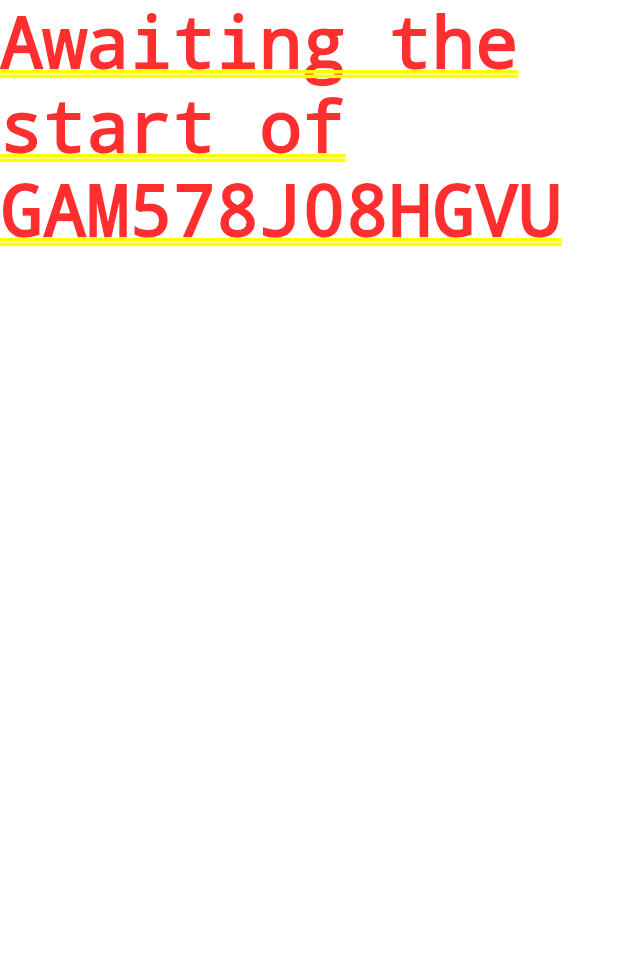
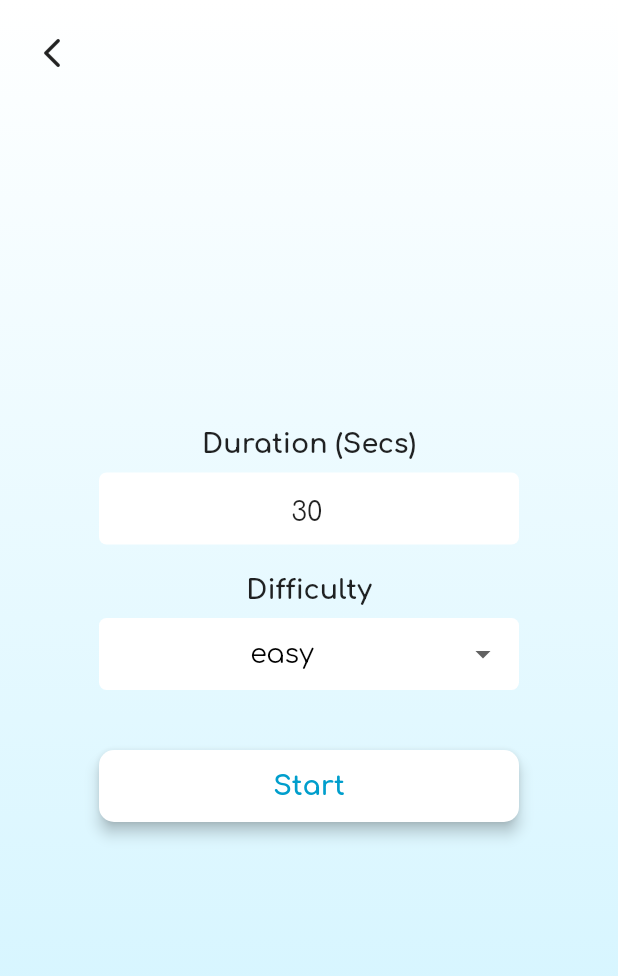
Before and after one commit to IyiKuyoro/MathFast, a Flutter app: the screen it shows after launch, after a tap on "Play", on a phone screen of 412 x 824 dp. Shown: the top 976 px of the screen. Run offline on Flutter 3.47's test engine with Material 2 defaults, Android fonts, the phone set to English and light mode, and no system bars; drawn by our look-alikes of flutter_form_builder; our stand-ins replace bloc, flutter_bloc.

Commit message:
finish game setting page

```diff
--- /dev/null
+++ b/lib/data/settings/model.dart
@@ -0,0 +1,5 @@
+enum GameDifficulty {
+  easy,
+  medium,
+  hard,
+}
--- a/lib/router/game_router.dart
+++ b/lib/router/game_router.dart
@@ -1,10 +1,7 @@
 import 'package:flutter/material.dart';
-import 'package:math_fast/ui/components/page_container.dart';
-import 'package:math_fast/ui/pages/game_page.dart';
+import 'package:math_fast/ui/pages/game_start_page.dart';
 
-MaterialPageRoute gameRouter(List uriPathSegments) {
-  return MaterialPageRoute(
-    builder: (BuildContext context) {
+Widget gameRouter(List uriPathSegments) {
   if (uriPathSegments.length == 2) {
     String gameCode = uriPathSegments.first;
     String page = uriPathSegments.last;
@@ -12,12 +9,9 @@ MaterialPageRoute gameRouter(List uriPathSegments) {
     switch (page) {
       case 'new':
         return GameStartPage(gameCode: gameCode);
-            break;
       default:
     }
   }
 
-      return PageContainer(child: Text('Unknown'));
-    },
-  );
+  return null;
 }
--- a/lib/router/route.dart
+++ b/lib/router/route.dart
@@ -1,11 +1,11 @@
 import 'package:flutter/material.dart';
 import 'package:math_fast/router/game_router.dart';
-import 'package:math_fast/ui/components/page_container.dart';
 import 'package:math_fast/ui/pages/home_page.dart';
 
 Route<dynamic> onGeneratedRoute(RouteSettings routeSettings) {
   Uri uri = Uri.parse(routeSettings.name);
   List uriPathSegments = uri.pathSegments;
+  Widget page;
 
   if (uri.pathSegments.length >= 1) {
     var segment = uriPathSegments.first;
@@ -13,13 +13,16 @@ Route<dynamic> onGeneratedRoute(RouteSettings routeSettings) {
 
     switch (segment) {
       case 'games':
-        return gameRouter(childSegments);
+        page = gameRouter(childSegments);
         break;
       default:
     }
   }
 
+  if (page == null) {
+    page =  HomePage();
+  }
   return MaterialPageRoute(
-    builder: (context) => PageContainer(child: HomePage()),
+    builder: (context) => page,
   );
 }
--- a/lib/ui/components/actions/button.dart
+++ b/lib/ui/components/actions/button.dart
@@ -4,27 +4,39 @@ import 'package:math_fast/utils/helper_functions.dart';
 class Button extends StatelessWidget {
   final String text;
   final Function onPressed;
+  final Color foreground;
+  final double maxWidth;
+  final EdgeInsetsGeometry padding;
+  final EdgeInsetsGeometry margin;
+  final double height;
 
   Button({
     this.text = "",
     this.onPressed,
+    this.foreground = Colors.black,
+    this.maxWidth = 300,
+    this.padding = EdgeInsets.zero,
+    this.margin = EdgeInsets.zero,
+    this.height = 48,
   });
 
   @override
   Widget build(BuildContext context) {
     return Container(
-      height: 53,
+      height: height,
+      padding: padding,
+      margin: margin,
       width: percentOfScreenWidth(
         context,
         0.9,
-        maxSize: 300,
+        maxSize: maxWidth,
       ),
       child: ElevatedButton(
         onPressed: onPressed,
         child: Text(
           this.text,
           style: TextStyle(
-            color: Theme.of(context).colorScheme.onBackground,
+            color: foreground,
             fontSize: 18.0,
             fontFamily: 'Comfortaa',
             fontWeight: FontWeight.w700,
@@ -47,7 +59,7 @@ class Button extends StatelessWidget {
           ),
           overlayColor: MaterialStateProperty.resolveWith<Color>(
               (Set<MaterialState> states) =>
-                  Theme.of(context).colorScheme.primary),
+                  Theme.of(context).colorScheme.primaryVariant),
           backgroundColor: MaterialStateProperty.resolveWith<Color>(
             (Set<MaterialState> states) {
               if (states.contains(MaterialState.pressed))
--- /dev/null
+++ b/lib/ui/components/display/comfortaa_text.dart
@@ -0,0 +1,25 @@
+import 'package:flutter/cupertino.dart';
+
+class ComfortaaText extends StatelessWidget {
+  final String text;
+  final FontWeight fontWeight;
+  final double fontSize;
+
+  ComfortaaText(
+    this.text, {
+    this.fontWeight: FontWeight.normal,
+    this.fontSize: 16,
+  });
+
+  @override
+  Widget build(BuildContext context) {
+    return Text(
+      text,
+      style: TextStyle(
+        fontFamily: 'Comfortaa',
+        fontWeight: fontWeight,
+        fontSize: fontSize,
+      ),
+    );
+  }
+}
--- /dev/null
+++ b/lib/ui/components/inputs/option_selector.dart
@@ -0,0 +1,73 @@
+import 'package:flutter/material.dart';
+import 'package:flutter_form_builder/flutter_form_builder.dart';
+import 'package:math_fast/ui/components/display/comfortaa_text.dart';
+import 'package:math_fast/utils/helper_functions.dart';
+
+class OptionSelector extends StatelessWidget {
+  final Key widgetKey;
+  final String name;
+  final String label;
+  final List<DropdownMenuItem> options;
+  final List<String Function(dynamic)> validators;
+
+  OptionSelector({
+    this.widgetKey,
+    @required this.name,
+    this.label = '',
+    this.options = const [],
+    this.validators = const [],
+  });
+
+  @override
+  Widget build(BuildContext context) {
+    return Container(
+      padding: EdgeInsets.all(10.0),
+      width: percentOfScreenWidth(context, 0.8, maxSize: 300),
+      child: Column(
+        children: [
+          ComfortaaText(
+            label,
+            fontWeight: FontWeight.bold,
+            fontSize: 18,
+          ),
+          Container(
+            height: 48,
+            margin: EdgeInsets.only(top: 9),
+            child: FormBuilderDropdown(
+              itemHeight: 48,
+              key: widgetKey,
+              attribute: name,
+              style: TextStyle(
+                fontFamily: 'Comfortaa',
+                fontWeight: FontWeight.w100,
+                fontSize: 18,
+                color: Colors.black,
+              ),
+              decoration: InputDecoration(
+                contentPadding: EdgeInsets.all(0),
+                focusedBorder: OutlineInputBorder(
+                  borderRadius: BorderRadius.all(
+                    Radius.circular(5),
+                  ),
+                  borderSide: BorderSide(
+                    color: Theme.of(context).colorScheme.primary,
+                  ),
+                ),
+                border: OutlineInputBorder(
+                  borderRadius: BorderRadius.all(
+                    Radius.circular(5),
+                  ),
+                  borderSide: BorderSide.none,
+                ),
+                filled: true,
+                fillColor: Colors.white,
+              ),
+              validators: validators,
+              items: options,
+            ),
+          )
+        ],
+      ),
+    );
+  }
+}
--- /dev/null
+++ b/lib/ui/components/inputs/text_field.dart
@@ -0,0 +1,72 @@
+import 'package:flutter/material.dart';
+import 'package:flutter_form_builder/flutter_form_builder.dart';
+import 'package:math_fast/ui/components/display/comfortaa_text.dart';
+import 'package:math_fast/utils/helper_functions.dart';
+
+class TextInput extends StatelessWidget {
+  final Key widgetKey;
+  final String name;
+  final String label;
+  final TextInputType inputType;
+  final List<String Function(dynamic)> validators;
+
+  TextInput({
+    this.widgetKey,
+    @required this.name,
+    this.inputType,
+    this.label = '',
+    this.validators = const [],
+  });
+
+  @override
+  Widget build(BuildContext context) {
+    return Container(
+      padding: EdgeInsets.all(10.0),
+      width: percentOfScreenWidth(context, 0.8, maxSize: 300),
+      child: Column(
+        children: [
+          ComfortaaText(
+            label,
+            fontWeight: FontWeight.bold,
+            fontSize: 18,
+          ),
+          Container(
+            height: 48,
+            margin: EdgeInsets.only(top: 9),
+            child: FormBuilderTextField(
+              key: widgetKey,
+              attribute: name,
+              validators: validators,
+              keyboardType: inputType,
+              style: TextStyle(
+                fontFamily: 'Comfortaa',
+                fontWeight: FontWeight.w100,
+                fontSize: 18,
+              ),
+              decoration: InputDecoration(
+                focusedBorder: OutlineInputBorder(
+                  borderRadius: BorderRadius.all(
+                    Radius.circular(5),
+                  ),
+                  borderSide: BorderSide(
+                    color: Theme.of(context).colorScheme.primary,
+                  ),
+                ),
+                border: OutlineInputBorder(
+                  borderRadius: BorderRadius.all(
+                    Radius.circular(5),
+                  ),
+                  borderSide: BorderSide.none,
+                ),
+                fillColor: Colors.white,
+                filled: true,
+              ),
+              textAlign: TextAlign.center,
+              textAlignVertical: TextAlignVertical.top,
+            ),
+          ),
+        ],
+      ),
+    );
+  }
+}
--- a/lib/ui/components/page_container.dart
+++ /dev/null
@@ -1,17 +0,0 @@
-import 'package:flutter/material.dart';
-
-class PageContainer extends StatelessWidget {
-  final Widget child;
-
-  PageContainer({@required this.child});
-
-  @override
-  Widget build(BuildContext context) {
-    return Container(
-      color: Colors.white,
-      child: SafeArea(
-        child: child,
-      ),
-    );
-  }
-}
--- a/lib/ui/pages/game_page.dart
+++ /dev/null
@@ -1,28 +0,0 @@
-import 'dart:collection';
-
-import 'package:flutter/material.dart';
-import 'package:flutter_bloc/flutter_bloc.dart';
-import 'package:math_fast/data/game/bloc.dart';
-import 'package:math_fast/data/game/model.dart';
-
-class GameStartPage extends StatelessWidget {
-  final String gameCode;
-
-  GameStartPage({@required this.gameCode});
-
-  @override
-  Widget build(BuildContext context) {
-    return BlocBuilder<GamesBloc, HashMap<String, Game>>(
-      builder: (BuildContext context, HashMap<String, Game> gamesState) {
-        Game game = gamesState[gameCode];
-
-        return BlocBuilder(
-          cubit: GameBloc(game),
-          builder: (BuildContext context, Game state) {
-            return Text('Awaiting the start of ${game.gameCode}');
-          },
-        );
-      },
-    );
-  }
-}
--- /dev/null
+++ b/lib/ui/pages/game_start_page.dart
@@ -0,0 +1,128 @@
+import 'dart:collection';
+
+import 'package:flutter/material.dart';
+import 'package:flutter_bloc/flutter_bloc.dart';
+import 'package:flutter_form_builder/flutter_form_builder.dart';
+import 'package:math_fast/data/game/bloc.dart';
+import 'package:math_fast/data/game/model.dart';
+import 'package:math_fast/data/settings/model.dart';
+import 'package:math_fast/ui/components/actions/button.dart';
+import 'package:math_fast/ui/components/inputs/option_selector.dart';
+import 'package:math_fast/ui/components/inputs/text_field.dart';
+
+class GameStartPage extends StatelessWidget {
+  final String gameCode;
+  final _formKey = GlobalKey<FormBuilderState>(debugLabel: 'Game-Settings');
+
+  GameStartPage({@required this.gameCode});
+
+  @override
+  Widget build(BuildContext context) {
+    return BlocBuilder<GamesBloc, HashMap<String, Game>>(
+      builder: (BuildContext context, HashMap<String, Game> gamesState) {
+        Game game = gamesState[gameCode];
+
+        return BlocBuilder(
+          cubit: GameBloc(game),
+          builder: (BuildContext context, Game state) {
+            return Scaffold(
+              body: GestureDetector(
+                onTap: () {
+                  FocusScope.of(context).unfocus();
+                },
+                child: Container(
+                  decoration: BoxDecoration(
+                    gradient: LinearGradient(
+                      colors: <Color>[
+                        Color(0xffcdf3ff),
+                        Color(0xffffffff),
+                      ],
+                      begin: Alignment.bottomCenter,
+                      end: Alignment.topCenter,
+                    ),
+                  ),
+                  child: Stack(
+                    children: [
+                      if (Navigator.canPop(context))
+                        SafeArea(
+                          child: InkWell(
+                            onTap: () {
+                              Navigator.pop(context);
+                            },
+                            child: Container(
+                              width: 40.0,
+                              height: 40.0,
+                              margin: EdgeInsets.all(15),
+                              child: Center(
+                                child: Icon(Icons.arrow_back_ios_rounded),
+                              ),
+                            ),
+                          ),
+                        ),
+                      Center(
+                        child: FormBuilder(
+                          key: _formKey,
+                          initialValue: {
+                            'duration': '30',
+                            'difficulty': GameDifficulty.easy,
+                          },
+                          onChanged: (_) {},
+                          child: Column(
+                            crossAxisAlignment: CrossAxisAlignment.center,
+                            mainAxisAlignment: MainAxisAlignment.center,
+                            children: [
+                              TextInput(
+                                label: 'Duration (Secs)',
+                                name: 'duration',
+                                inputType: TextInputType.number,
+                                validators: [],
+                              ),
+                              OptionSelector(
+                                label: 'Difficulty',
+                                name: 'difficulty',
+                                options: <DropdownMenuItem>[
+                                  DropdownMenuItem(
+                                    value: GameDifficulty.easy,
+                                    child: Center(
+                                      child: Text('easy'),
+                                    ),
+                                  ),
+                                  DropdownMenuItem(
+                                    value: GameDifficulty.medium,
+                                    child: Center(
+                                      child: Text('medium'),
+                                    ),
+                                  ),
+                                  DropdownMenuItem(
+                                    value: GameDifficulty.hard,
+                                    child: Center(
+                                      child: Text('hard'),
+                                    ),
+                                  ),
+                                ],
+                                validators: [],
+                              ),
+                              Button(
+                                text: 'Start',
+                                foreground:
+                                    Theme.of(context).colorScheme.primary,
+                                maxWidth: 300,
+                                padding: EdgeInsets.only(left: 10, right: 10),
+                                margin: EdgeInsets.only(top: 30),
+                                onPressed: () {},
+                              ),
+                            ],
+                          ),
+                        ),
+                      )
+                    ],
+                  ),
+                ),
+              ),
+            );
+          },
+        );
+      },
+    );
+  }
+}
--- a/lib/ui/pages/home_page.dart
+++ b/lib/ui/pages/home_page.dart
@@ -15,22 +15,27 @@ class HomePage extends StatelessWidget {
         BuildContext context,
         HashMap<String, Game> state,
       ) {
-        return Container(
+        return Scaffold(
+          body: Center(
+            child: Container(
               child: Column(
+                crossAxisAlignment: CrossAxisAlignment.center,
+                mainAxisAlignment: MainAxisAlignment.center,
                 children: [
                   Button(
                     text: 'Play',
                     onPressed: () {
                       CreateGameEvent createGameEvent = CreateGameEvent();
                       context.read<GamesBloc>().add(createGameEvent);
-                  Navigator.pushNamedAndRemoveUntil(
+                      Navigator.pushNamed(
                         context,
                         'games/${createGameEvent.game.gameCode}/new',
-                    (route) => false,
                       );
                     },
                   ),
                 ],
+              ),
+            ),
           ),
         );
       },
--- a/pubspec.yaml
+++ b/pubspec.yaml
@@ -12,6 +12,7 @@ dependencies:
   flutter:
     sdk: flutter
   flutter_bloc: ^6.1.1
+  flutter_form_builder: ^3.14.1
   http: ^0.12.0+1
   provider: ^4.3.2+2
   rxdart: ^0.18.0
@@ -23,9 +24,6 @@ dev_dependencies:
 
 flutter:
   uses-material-design: true
-  # assets:
-  #   - images/a_dot_burr.jpeg
-  #   - images/a_dot_ham.jpeg
   fonts:
     - family: Comfortaa
       fonts:
```
Also changed, not shown: pubspec.lock, 6 other files. Lines whose indentation alone changed are shown as unchanged.
